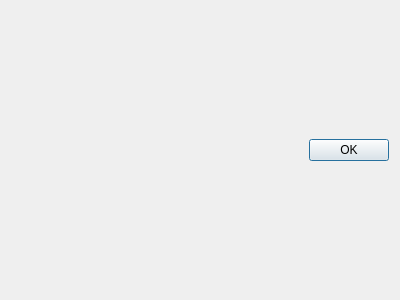
This is app/simplewaveform.ui in GIBIS-UNIFESP/wiRedPanda as Qt 5 draws it before an edit. The edited form follows.
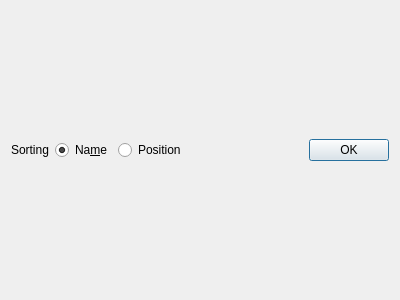
This is the edited form. Icons and pictures are not drawn.

Commit message: Waveform - Sorting inputs and outputs

Patch:
```diff
--- a/app/simplewaveform.ui
+++ b/app/simplewaveform.ui
@@ -14,14 +14,14 @@
    <string>Dialog</string>
   </property>
   <layout class="QGridLayout" name="gridLayout_2">
-   <item row="1" column="1">
-    <widget class="QPushButton" name="pushButton">
+   <item row="1" column="2">
+    <widget class="QRadioButton" name="radioButton_Position">
      <property name="text">
-      <string>OK</string>
+      <string>Position</string>
      </property>
     </widget>
    </item>
-   <item row="1" column="0">
+   <item row="1" column="3">
     <spacer name="horizontalSpacer">
      <property name="orientation">
       <enum>Qt::Horizontal</enum>
@@ -34,7 +34,31 @@
      </property>
     </spacer>
    </item>
-   <item row="0" column="0" colspan="2">
+   <item row="1" column="1">
+    <widget class="QRadioButton" name="radioButton_Name">
+     <property name="text">
+      <string>Na&amp;me</string>
+     </property>
+     <property name="checked">
+      <bool>true</bool>
+     </property>
+    </widget>
+   </item>
+   <item row="1" column="4">
+    <widget class="QPushButton" name="pushButton">
+     <property name="text">
+      <string>OK</string>
+     </property>
+    </widget>
+   </item>
+   <item row="1" column="0">
+    <widget class="QLabel" name="label">
+     <property name="text">
+      <string>Sorting</string>
+     </property>
+    </widget>
+   </item>
+   <item row="0" column="0" colspan="5">
     <layout class="QGridLayout" name="gridLayout"/>
    </item>
   </layout>
```
Left out of the diff: 9 changed lines with no effect on the pictures. The commit also changes 7 other files.
